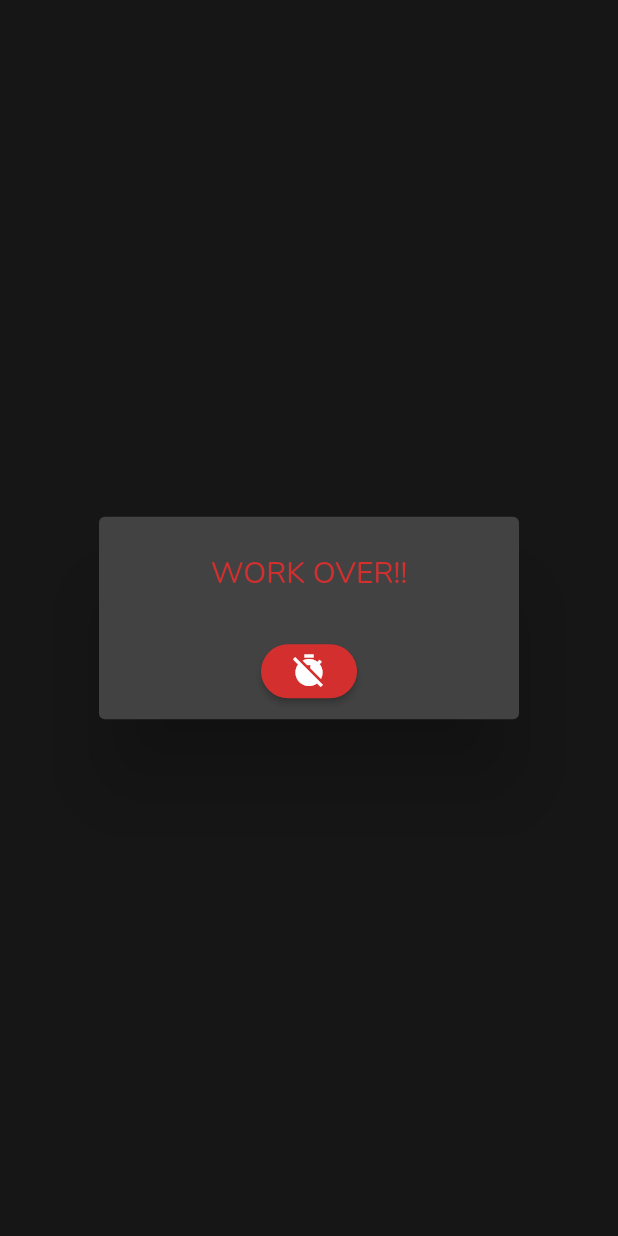
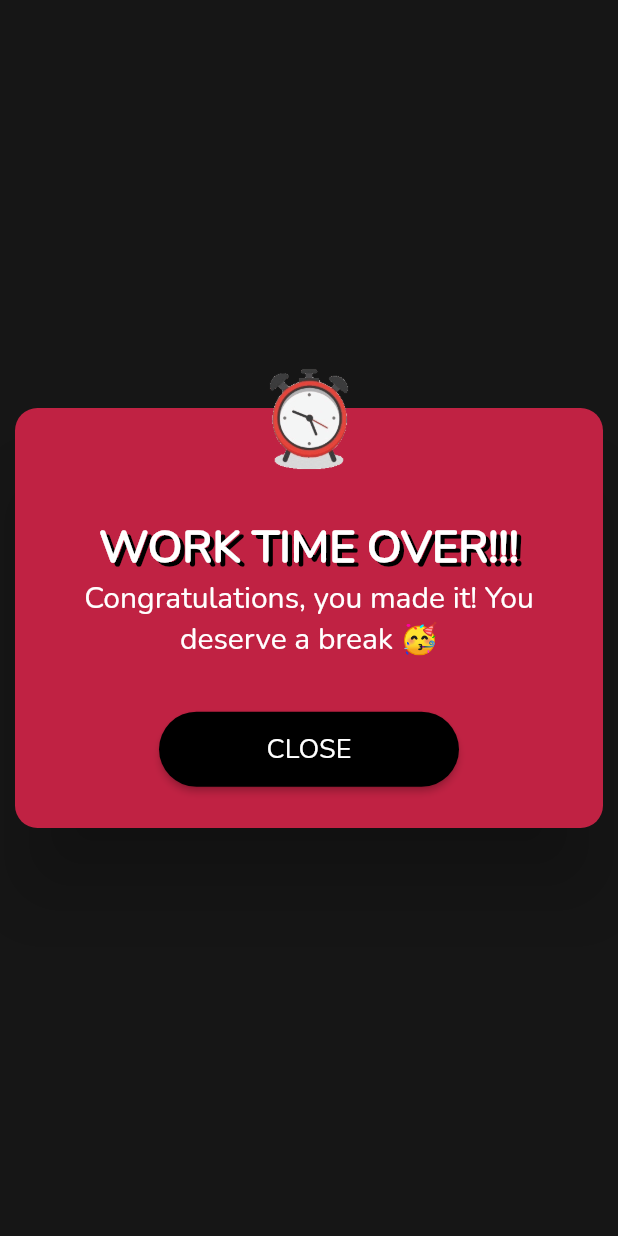
Before and after one commit to EduardaGarangau/Pomodoro-App, a Flutter app: the WorkDialog widget shown alone on an empty page, opened directly, on a phone screen of 412 x 824 dp. Run offline on Flutter 3.47's test engine with Material 2 defaults, Android fonts, the phone set to English and light mode, and no system bars; our stand-ins replace audioplayers, flutter_mobx, mobx, percent_indicator; generated files the repository leaves out were written again.

Commit message:
Timer Dialog Created

```diff
--- a/lib/widgets/home/work_dialog.dart
+++ b/lib/widgets/home/work_dialog.dart
@@ -1,3 +1,4 @@
+import 'package:audioplayers/audioplayers.dart';
 import 'package:flutter/material.dart';
 
 class WorkDialog extends StatelessWidget {
@@ -5,37 +6,98 @@ class WorkDialog extends StatelessWidget {
 
   @override
   Widget build(BuildContext context) {
+    final player = AudioPlayer();
+
     return FutureBuilder(
-      future: Future.delayed(const Duration(seconds: 0), () {
+      future: Future.delayed(const Duration(seconds: 0), () async {
+        final cache = AudioCache(prefix: '/assets');
+        final url = await cache.load('sound_alarm.wav');
+        await player.play(UrlSource(url.path));
+        print(player.state);
+
         showDialog(
           context: context,
-          builder: (context) => AlertDialog(
-            title: Center(
-              child: Text(
-                'WORK OVER!!',
+          builder: (context) => Dialog(
+            backgroundColor: Colors.transparent,
+            insetPadding: const EdgeInsets.all(10),
+            child: Stack(
+              clipBehavior: Clip.none,
+              alignment: Alignment.center,
+              children: <Widget>[
+                Container(
+                  width: 400,
+                  height: 280,
+                  decoration: BoxDecoration(
+                    borderRadius: BorderRadius.circular(15),
+                    color: const Color.fromRGBO(192, 34, 67, 1),
+                  ),
+                  padding: const EdgeInsets.fromLTRB(20, 50, 20, 20),
+                  child: Column(
+                    mainAxisAlignment: MainAxisAlignment.center,
+                    children: [
+                      const SizedBox(height: 15),
+                      const Text(
+                        "WORK TIME OVER!!!",
+                        textAlign: TextAlign.center,
                         style: TextStyle(
+                          fontSize: 30,
                           fontFamily: 'Nunito',
-                  color: Colors.red.shade700,
+                          color: Colors.white,
+                          fontWeight: FontWeight.bold,
+                          shadows: [
+                            Shadow(
+                              color: Colors.black,
+                              offset: Offset(3, 3),
+                            ),
+                          ],
                         ),
                       ),
-            ),
-            actions: [
-              Center(
-                child: ElevatedButton(
-                  child: Icon(
-                    Icons.timer_off_sharp,
+                      const Text(
+                        "Congratulations, you made it! You deserve a break 🥳",
+                        textAlign: TextAlign.center,
+                        style: TextStyle(
+                          fontSize: 20,
+                          fontFamily: 'Nunito',
                           color: Colors.white,
                         ),
+                      ),
+                      const SizedBox(height: 35),
+                      SizedBox(
+                        width: 200,
+                        height: 50,
+                        child: ElevatedButton(
+                          child: const Text(
+                            "CLOSE",
+                            textAlign: TextAlign.center,
+                            style: TextStyle(
+                              fontSize: 18,
+                              fontFamily: 'Nunito',
+                              color: Colors.white,
+                            ),
+                          ),
                           style: ElevatedButton.styleFrom(
-                    backgroundColor: Colors.red.shade700,
+                            backgroundColor: Colors.black,
                             shape: const StadiumBorder(),
                           ),
-                  onPressed: () {
+                          onPressed: () async {
                             Navigator.of(context).pop();
+                            await player.stop();
                           },
                         ),
                       ),
                     ],
+                  ),
+                ),
+                Positioned(
+                  top: -65,
+                  child: Image.asset(
+                    'lib/assets/images/alarm.gif',
+                    width: 150,
+                    height: 150,
+                  ),
+                )
+              ],
+            ),
           ),
         );
       }),
--- a/pubspec.yaml
+++ b/pubspec.yaml
@@ -40,6 +40,7 @@ dependencies:
   flutter_mobx: ^2.0.6+4
   percent_indicator: ^4.2.2
   provider: ^6.0.4
+  audioplayers: ^1.1.1
 
 dev_dependencies:
   flutter_test:
@@ -67,8 +68,10 @@ flutter:
 
   # To add assets to your application, add an assets section, like this:
   assets:
+    - assets/
+
     - lib/assets/images/logo.png
-  #   - images/a_dot_ham.jpeg
+    - lib/assets/images/alarm.gif
 
   # An image asset can refer to one or more resolution-specific "variants", see
   # https://flutter.dev/assets-and-images/#resolution-aware
```
Also changed, not shown: lib/widgets/home/break_dialog.dart (+64 -13 lines), lib/assets/images/alarm.gif (added), pubspec.lock, 7 other files. Lines whose indentation alone changed are shown as unchanged.
